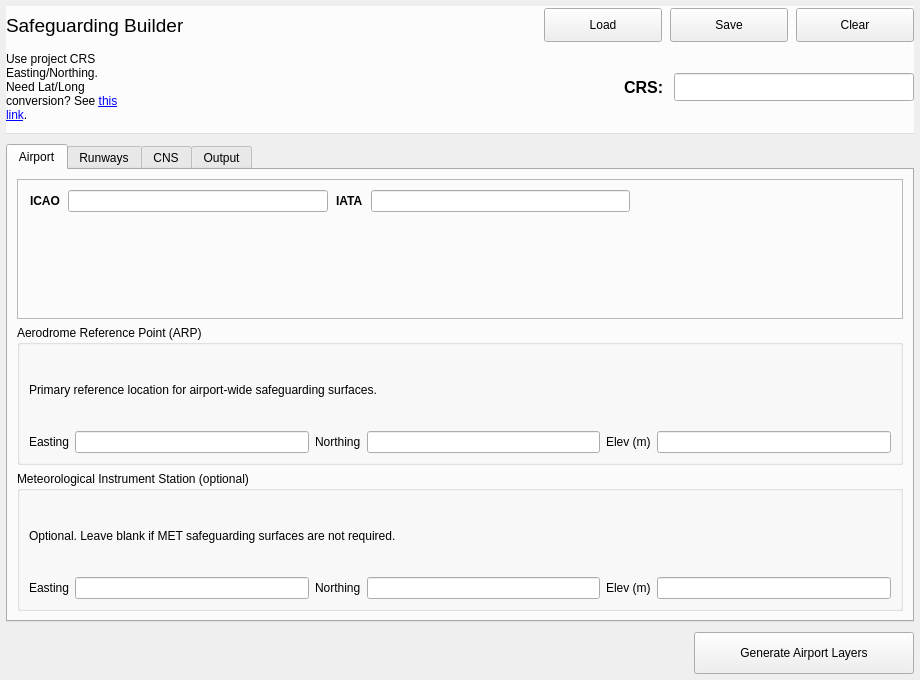
camtodd1/prj-lucid, file safeguarding_builder_dialog_base.ui: the form before one commit.
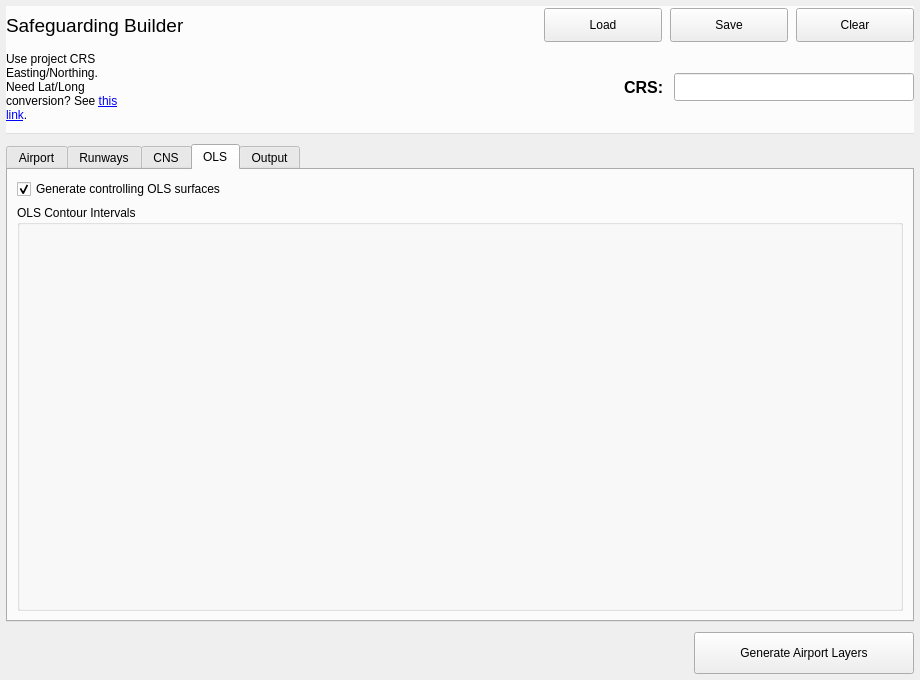
The form after the commit. The open tabs and pages were chosen to show the change. Custom widgets are drawn as their Qt base class.

Commit message: OLS tab

The edit to the form file:
```diff
--- a/safeguarding_builder_dialog_base.ui
+++ b/safeguarding_builder_dialog_base.ui
@@ -608,6 +608,31 @@
            </layout>
           </item>
          </layout>
+       </widget>
+      </item>
+     </layout>
+    </widget>
+     <widget class="QWidget" name="tab_ols">
+      <attribute name="title">
+       <string>OLS</string>
+      </attribute>
+      <layout class="QVBoxLayout" name="verticalLayout_olsTab">
+       <item>
+        <widget class="QCheckBox" name="checkBox_generateControllingOls">
+         <property name="text">
+          <string>Generate controlling OLS surfaces</string>
+         </property>
+         <property name="checked">
+          <bool>true</bool>
+         </property>
+        </widget>
+       </item>
+       <item>
+        <widget class="QGroupBox" name="groupBox_contourIntervals">
+         <property name="title">
+          <string>OLS Contour Intervals</string>
+         </property>
+         <layout class="QGridLayout" name="gridLayout_contourIntervals"/>
         </widget>
        </item>
       </layout>
```
The commit also changes 1 other file.
